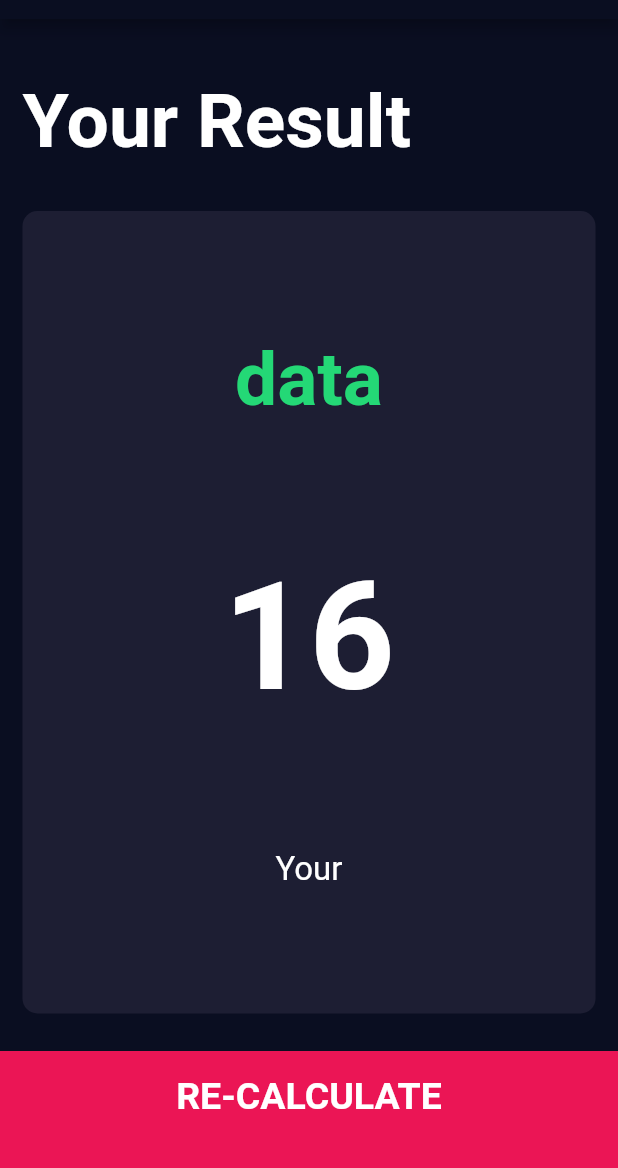
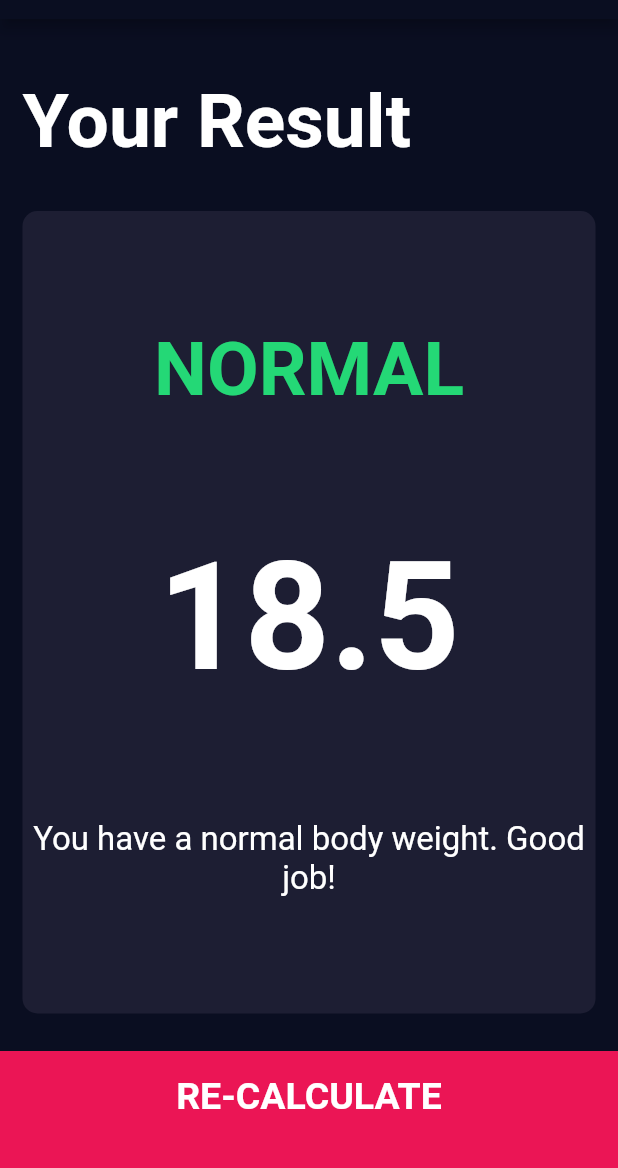
Before and after one commit to Rabee-Omran/BMI-Calculator-Flutter, a Flutter app: the screen it shows after launch, after a tap on "CALCULATE", on a phone screen of 412 x 824 dp, the part 65-1233 px from its top. Run offline on Flutter 3.47's test engine with Material 2 defaults, Android fonts, the phone set to English and light mode, and no system bars; our stand-ins replace font_awesome_flutter.

Commit message:
ADD APP FILES

```diff
--- /dev/null
+++ b/lib/calulator_brain.dart
@@ -0,0 +1,35 @@
+import 'dart:math';
+
+class CalculatorBrain {
+  final int height;
+  final int weight;
+
+  double _bmi;
+
+  CalculatorBrain(this.height, this.weight);
+
+  String calculateBMI() {
+     _bmi = weight / pow(height / 100, 2);
+    return _bmi.toStringAsFixed(1);
+  }
+
+  String getResult() {
+    if (_bmi > 25) {
+      return 'over Weight';
+    } else if (_bmi > 18.5) {
+      return 'normal';
+    } else
+      return 'Under weight';
+  }
+
+
+  String getInterpretation() {
+    if (_bmi >= 25) {
+      return 'You have a higher than normal body weight. Try to exercise more.';
+    } else if (_bmi >= 18.5) {
+      return 'You have a normal body weight. Good job!';
+    } else {
+      return 'You have a lower than normal body weight. You can eat a bit more.';
+    }
+  }
+}
--- a/lib/screens/input_page.dart
+++ b/lib/screens/input_page.dart
@@ -1,3 +1,4 @@
+import 'package:bmi_calculator/calulator_brain.dart';
 import 'package:bmi_calculator/components/resuable_card.dart';
 import 'package:bmi_calculator/screens/result_page.dart';
 import 'package:bmi_calculator/components/roundIconBottum.dart';
@@ -207,10 +208,16 @@ class _InputPageState extends State<InputPage> {
             child: BottomButtom(
               buttomTitle: 'CALCULATE',
               onTap: () {
+                CalculatorBrain calc = CalculatorBrain(height, weight);
+
+
                 Navigator.push(
                   context,
                   MaterialPageRoute(
-                    builder: (context) => ResultsPage(),
+                    builder: (context) => ResultsPage(
+                      bmiResult: calc.calculateBMI(),
+                      resultText:calc.getResult() ,
+                      iterpretation: calc.getInterpretation(),),
                   ),
                 );
               },
--- a/lib/screens/result_page.dart
+++ b/lib/screens/result_page.dart
@@ -4,7 +4,11 @@ import 'package:bmi_calculator/components/resuable_card.dart';
 import 'package:flutter/material.dart';
 
 class ResultsPage extends StatelessWidget {
-  const ResultsPage({Key key}) : super(key: key);
+  final String bmiResult;
+  final String resultText;
+  final String iterpretation;
+
+  const ResultsPage({@required this.bmiResult, @required this.resultText, @required this.iterpretation});
 
   @override
   Widget build(BuildContext context) {
@@ -18,7 +22,7 @@ class ResultsPage extends StatelessWidget {
         children: [
           Expanded(
             child: Container(
-              padding:EdgeInsets.all(15.0) ,
+              padding: EdgeInsets.all(15.0),
               alignment: Alignment.bottomLeft,
               child: Text(
                 "Your Result",
@@ -35,22 +39,19 @@ class ResultsPage extends StatelessWidget {
                 crossAxisAlignment: CrossAxisAlignment.center,
                 children: [
                   Text(
-                    'data',
+                    resultText.toUpperCase(),
                     style: resultTextStyle,
                   ),
                   Text(
-                    '16',
+                    bmiResult,
                     style: mitTextStyle,
                   ),
                   Text(
-                    'Your',
+                    iterpretation,
                     style: bodyTextStyle,
                     textAlign: TextAlign.center,
                   ),
-
-
                 ],
-
               ),
             ),
           ),
```
Lines whose indentation alone changed are shown as unchanged.
